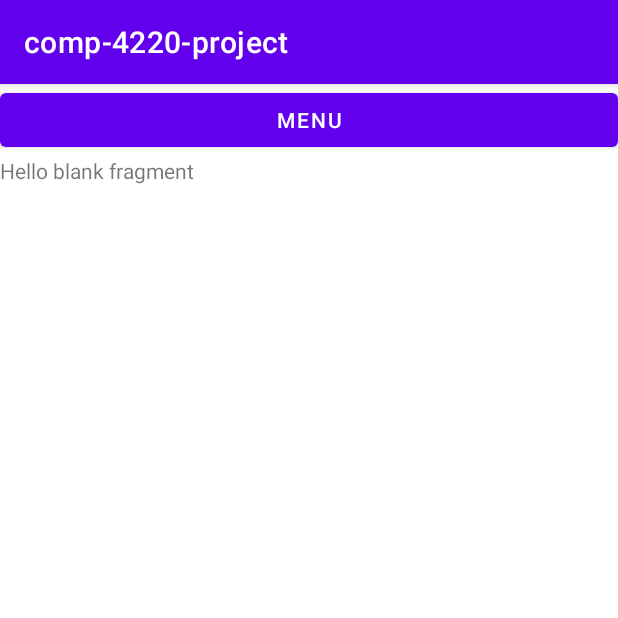
After one commit to trangj/comp-4200-project, an Android app: the GameActivity screen opened directly, with no data from a screen before it, on a phone screen of 412 x 824 dp, the top half of it. The commit adds this screen. Run offline under Robolectric (Android 15) with nearby library versions, the light colour scheme and no system bars.

Commit message:
add menu, board selection and game activity + initial fragment stuff

```diff
--- /dev/null
+++ b/app/src/main/java/com/example/comp_4220_project/GameActivity.java
@@ -0,0 +1,33 @@
+package com.example.comp_4220_project;
+
+import androidx.appcompat.app.AppCompatActivity;
+import androidx.fragment.app.FragmentManager;
+import androidx.fragment.app.FragmentTransaction;
+
+import android.content.Intent;
+import android.os.Bundle;
+import android.util.Log;
+import android.view.View;
+
+public class GameActivity extends AppCompatActivity {
+
+    @Override
+    protected void onCreate(Bundle savedInstanceState) {
+        super.onCreate(savedInstanceState);
+        setContentView(R.layout.activity_game);
+
+        Intent i = getIntent();
+        int gameSize = i.getIntExtra("gameSize", 3);
+
+        // loading initial fragment
+        player1RollDie();
+    }
+
+    public void player1RollDie() {
+        Player1RollDieFragment f = new Player1RollDieFragment();
+        FragmentManager fm = getSupportFragmentManager();
+        FragmentTransaction ft = fm.beginTransaction();
+        ft.replace(R.id.frame, f);
+        ft.commit();
+    }
+}
--- /dev/null
+++ b/app/src/main/java/com/example/comp_4220_project/Player1RollDieFragment.java
@@ -0,0 +1,64 @@
+package com.example.comp_4220_project;
+
+import android.os.Bundle;
+
+import androidx.fragment.app.Fragment;
+
+import android.view.LayoutInflater;
+import android.view.View;
+import android.view.ViewGroup;
+
+/**
+ * A simple {@link Fragment} subclass.
+ * Use the {@link Player1RollDieFragment#newInstance} factory method to
+ * create an instance of this fragment.
+ */
+public class Player1RollDieFragment extends Fragment {
+
+    // TODO: Rename parameter arguments, choose names that match
+    // the fragment initialization parameters, e.g. ARG_ITEM_NUMBER
+    private static final String ARG_PARAM1 = "param1";
+    private static final String ARG_PARAM2 = "param2";
+
+    // TODO: Rename and change types of parameters
+    private String mParam1;
+    private String mParam2;
+
+    public Player1RollDieFragment() {
+        // Required empty public constructor
+    }
+
+    /**
+     * Use this factory method to create a new instance of
+     * this fragment using the provided parameters.
+     *
+     * @param param1 Parameter 1.
+     * @param param2 Parameter 2.
+     * @return A new instance of fragment Player1RollDieFragment.
+     */
+    // TODO: Rename and change types and number of parameters
+    public static Player1RollDieFragment newInstance(String param1, String param2) {
+        Player1RollDieFragment fragment = new Player1RollDieFragment();
+        Bundle args = new Bundle();
+        args.putString(ARG_PARAM1, param1);
+        args.putString(ARG_PARAM2, param2);
+        fragment.setArguments(args);
+        return fragment;
+    }
+
+    @Override
+    public void onCreate(Bundle savedInstanceState) {
+        super.onCreate(savedInstanceState);
+        if (getArguments() != null) {
+            mParam1 = getArguments().getString(ARG_PARAM1);
+            mParam2 = getArguments().getString(ARG_PARAM2);
+        }
+    }
+
+    @Override
+    public View onCreateView(LayoutInflater inflater, ViewGroup container,
+                             Bundle savedInstanceState) {
+        // Inflate the layout for this fragment
+        return inflater.inflate(R.layout.fragment_player1_roll_die, container, false);
+    }
+}
--- /dev/null
+++ b/app/src/main/res/layout/activity_game.xml
@@ -0,0 +1,22 @@
+<?xml version="1.0" encoding="utf-8"?>
+<LinearLayout xmlns:android="http://schemas.android.com/apk/res/android"
+    xmlns:app="http://schemas.android.com/apk/res-auto"
+    xmlns:tools="http://schemas.android.com/tools"
+    android:layout_width="match_parent"
+    android:layout_height="match_parent"
+    android:orientation="vertical"
+    tools:context=".GameActivity">
+
+    <Button
+        android:id="@+id/button"
+        android:layout_width="match_parent"
+        android:layout_height="wrap_content"
+        android:text="Menu" />
+
+    <FrameLayout
+        android:id="@+id/frame"
+        android:layout_width="match_parent"
+        android:layout_height="match_parent">
+
+    </FrameLayout>
+</LinearLayout>
--- /dev/null
+++ b/app/src/main/res/layout/fragment_player1_roll_die.xml
@@ -0,0 +1,14 @@
+<?xml version="1.0" encoding="utf-8"?>
+<FrameLayout xmlns:android="http://schemas.android.com/apk/res/android"
+    xmlns:tools="http://schemas.android.com/tools"
+    android:layout_width="match_parent"
+    android:layout_height="match_parent"
+    tools:context=".Player1RollDieFragment">
+
+    <!-- TODO: Update blank fragment layout -->
+    <TextView
+        android:layout_width="match_parent"
+        android:layout_height="match_parent"
+        android:text="@string/hello_blank_fragment" />
+
+</FrameLayout>
--- a/app/src/main/res/values/strings.xml
+++ b/app/src/main/res/values/strings.xml
@@ -1,3 +1,5 @@
 <resources>
     <string name="app_name">comp-4220-project</string>
+    <!-- TODO: Remove or change this placeholder text -->
+    <string name="hello_blank_fragment">Hello blank fragment</string>
 </resources>
```
Also changed, not shown: app/src/main/AndroidManifest.xml (+14 -0 lines), app/src/main/java/com/example/comp_4220_project/MainActivity.java (+9 -0 lines), app/src/main/java/com/example/comp_4220_project/SelectBoardSizeActivity.java (added, +40 -0 lines), app/src/main/res/layout/activity_main.xml (+26 -7 lines), app/src/main/res/layout/activity_select_board_size.xml (added, +49 -0 lines).
